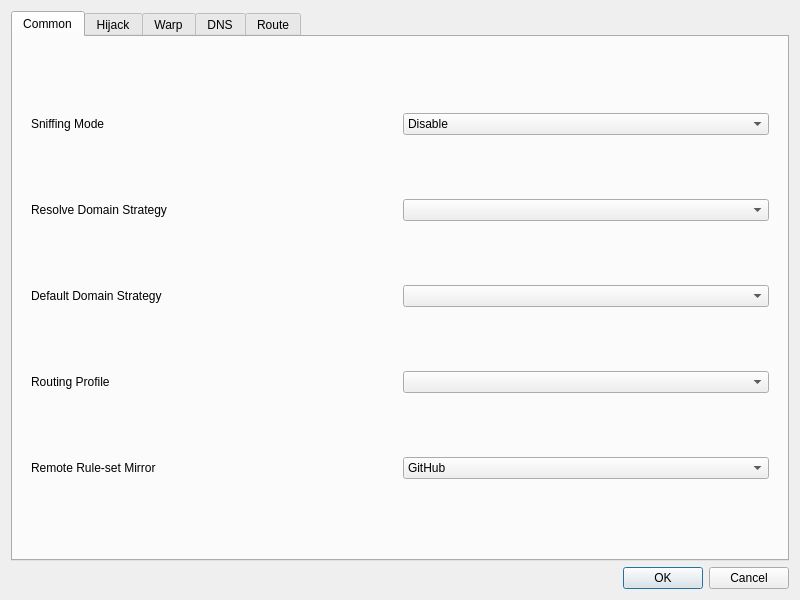
First picture: the form in include/ui/setting/dialog_manage_routes.ui, repository Yulinanami/ethernet-tun-test, before the edit.
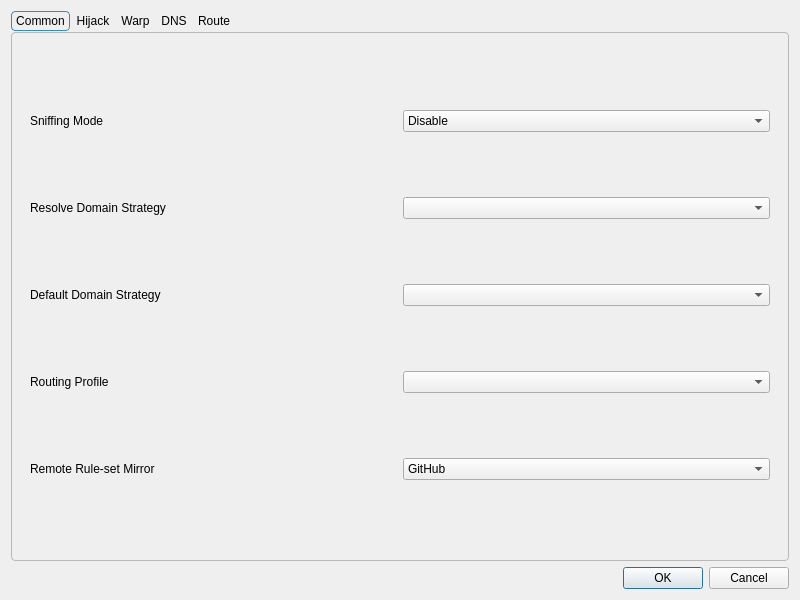
Second picture: the form after the edit.

```diff
--- a/include/ui/setting/dialog_manage_routes.ui
+++ b/include/ui/setting/dialog_manage_routes.ui
@@ -16,6 +16,38 @@
   <layout class="QVBoxLayout" name="verticalLayout">
    <item>
     <widget class="QTabWidget" name="tabWidget">
+     <property name="styleSheet">
+      <string notr="true">QTabWidget::pane {
+    margin-top: 1px;
+    border: 1px solid palette(mid);
+    border-radius: 4px;
+}
+
+QTabBar {
+    background: transparent;
+    qproperty-drawBase: 0;
+}
+
+QTabBar::tab {
+    border: 1px solid palette(midlight);
+    border-radius: 4px;
+
+    padding: 2px 4px;
+    margin-right: 1px;
+}
+
+QTabBar::tab:selected {
+    border: 1px solid palette(highlight);
+}
+
+QTabBar::tab:!selected {
+    border: 1px solid palette(button);
+}
+
+QTabBar::tab:hover:!selected {
+    border: 1px solid palette(button);
+}</string>
+     </property>
      <property name="currentIndex">
       <number>0</number>
      </property>
```
